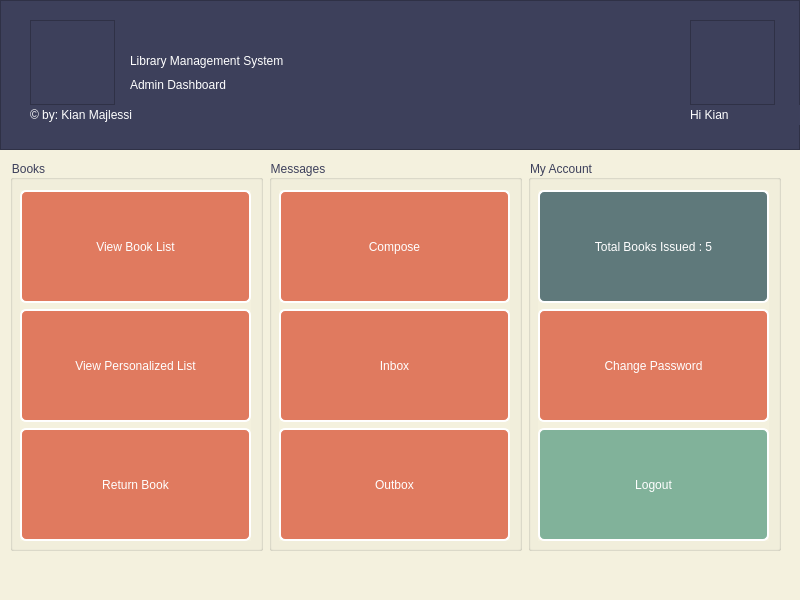
kianmajl/Library, file mainwindow_user.ui: the form before one commit.
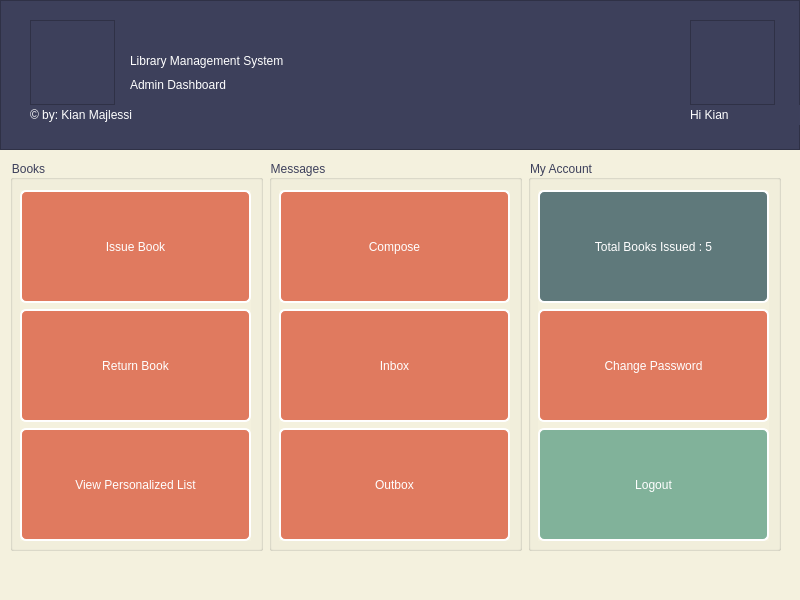
The form after the commit. Icons and pictures are not drawn.

Commit message: add booklist_user ...

Patch:
```diff
--- a/mainwindow_user.ui
+++ b/mainwindow_user.ui
@@ -206,20 +206,7 @@
             </sizepolicy>
            </property>
            <property name="text">
-            <string>View Book List</string>
-           </property>
-          </widget>
-         </item>
-         <item>
-          <widget class="QPushButton" name="pushButton_viewplist">
-           <property name="sizePolicy">
-            <sizepolicy hsizetype="Expanding" vsizetype="Expanding">
-             <horstretch>0</horstretch>
-             <verstretch>0</verstretch>
-            </sizepolicy>
-           </property>
-           <property name="text">
-            <string>View Personalized List</string>
+            <string>Issue Book</string>
            </property>
           </widget>
          </item>
@@ -236,6 +223,19 @@
            </property>
           </widget>
          </item>
+         <item>
+          <widget class="QPushButton" name="pushButton_viewplist">
+           <property name="sizePolicy">
+            <sizepolicy hsizetype="Expanding" vsizetype="Expanding">
+             <horstretch>0</horstretch>
+             <verstretch>0</verstretch>
+            </sizepolicy>
+           </property>
+           <property name="text">
+            <string>View Personalized List</string>
+           </property>
+          </widget>
+         </item>
         </layout>
        </widget>
       </widget>
```
The commit also changes 14 other files.
